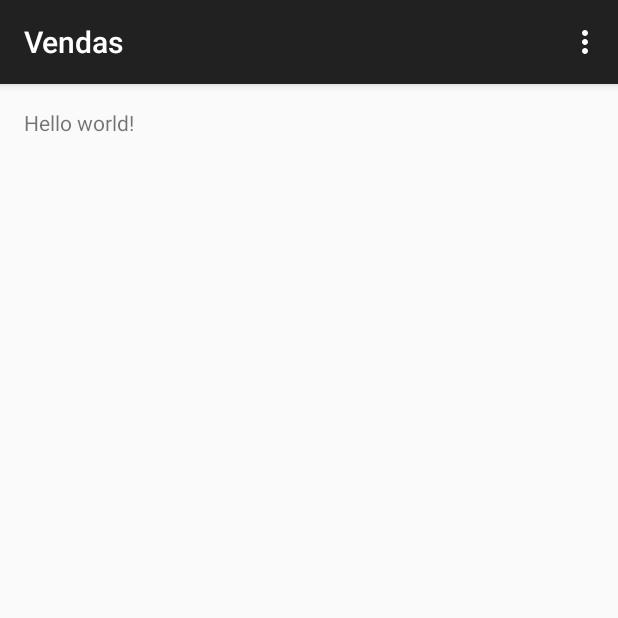
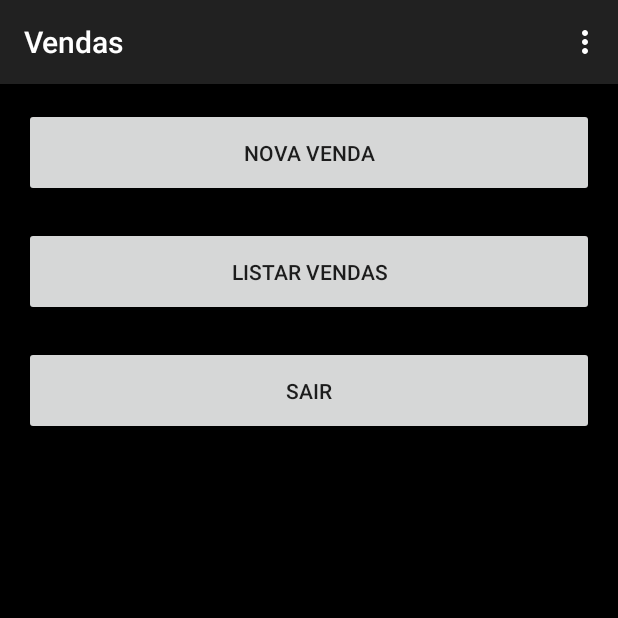
Before and after one commit to MarianaAthayde/AndroidCurso, an Android app: the screen it shows after launch (MainActivity), on a phone screen of 412 x 824 dp, the top half of it. Run offline under Robolectric (Android 15) with nearby library versions, the phone set to English and light mode, and no system bars.

Commit message:
Estrutura da Main e Nova Venda

```diff
--- a/app/src/main/AndroidManifest.xml
+++ b/app/src/main/AndroidManifest.xml
@@ -16,6 +16,10 @@
                 <category android:name="android.intent.category.LAUNCHER" />
             </intent-filter>
         </activity>
+        <activity
+            android:name=".NovaVendaActivity"
+            android:label="@string/title_activity_nova_venda" >
+        </activity>
     </application>
 
 </manifest>
--- a/app/src/main/java/br/com/mariana/vendas/MainActivity.java
+++ b/app/src/main/java/br/com/mariana/vendas/MainActivity.java
@@ -1,9 +1,13 @@
 package br.com.mariana.vendas;
 
+import android.content.Context;
+import android.content.Intent;
+import android.database.sqlite.SQLiteDatabase;
 import android.support.v7.app.ActionBarActivity;
 import android.os.Bundle;
 import android.view.Menu;
 import android.view.MenuItem;
+import android.view.View;
 
 
 public class MainActivity extends ActionBarActivity {
@@ -12,8 +16,30 @@ public class MainActivity extends ActionBarActivity {
     protected void onCreate(Bundle savedInstanceState) {
         super.onCreate(savedInstanceState);
         setContentView(R.layout.activity_main);
+
+        SQLiteDatabase db =  openOrCreateDatabase("vendas.db", Context.MODE_PRIVATE,null);
+
+
+        StringBuilder sqlProdutos = new StringBuilder();
+        sqlProdutos.append("CREATE TABLE IF NOT EXISTS [produtos](");
+        sqlProdutos.append("[_id] INTEGER PRIMARY KEY AUTOINCREMENT,");
+        sqlProdutos.append("nome varchar(100),");
+        sqlProdutos.append("preco DOUBLE(10,2));");
+        db.execSQL(sqlProdutos.toString());
+
+        StringBuilder sqlVendas = new StringBuilder();
+        sqlVendas.append("CREATE TABLE IF NOT EXISTS [vendas](");
+        sqlVendas.append("[_id] INTEGER PRIMARY KEY AUTOINCREMENT,");
+        sqlVendas.append("produto INTEGER,");
+        sqlVendas.append("preco DOUBLE(10,2),");
+        sqlVendas.append("la DOUBLE(10,9),");
+        sqlVendas.append("lo DOUBLE(10,9));");
+        db.execSQL(sqlVendas.toString());
     }
 
+    public void NovaVenda_Click(View view){
+        startActivity(new Intent(getBaseContext(),NovaVendaActivity.class));
+    }
 
     @Override
     public boolean onCreateOptionsMenu(Menu menu) {
--- a/app/src/main/res/layout/activity_main.xml
+++ b/app/src/main/res/layout/activity_main.xml
@@ -3,9 +3,43 @@
     android:layout_height="match_parent" android:paddingLeft="@dimen/activity_horizontal_margin"
     android:paddingRight="@dimen/activity_horizontal_margin"
     android:paddingTop="@dimen/activity_vertical_margin"
-    android:paddingBottom="@dimen/activity_vertical_margin" tools:context=".MainActivity">
+    android:paddingBottom="@dimen/activity_vertical_margin" tools:context=".MainActivity"
+    android:id="@+id/lt_Main"
+    android:background="#000000">
 
-    <TextView android:text="@string/hello_world" android:layout_width="wrap_content"
-        android:layout_height="wrap_content" />
+    <Button
+        android:layout_width="wrap_content"
+        android:layout_height="59dp"
+        android:text="Nova Venda"
+        android:id="@+id/bt_nvVenda"
+        android:onClick="NovaVenda_Click"
+        android:layout_alignParentTop="true"
+        android:layout_alignParentRight="true"
+        android:layout_alignParentEnd="true"
+        android:layout_alignParentLeft="true"
+        android:layout_alignParentStart="true" />
 
+    <Button
+        android:layout_width="wrap_content"
+        android:layout_height="59dp"
+        android:text="Listar Vendas"
+        android:id="@+id/bt_lsVendas"
+        android:layout_below="@+id/bt_nvVenda"
+        android:layout_alignParentLeft="true"
+        android:layout_alignParentStart="true"
+        android:layout_marginTop="20dp"
+        android:layout_alignParentRight="true"
+        android:layout_alignParentEnd="true" />
+
+    <Button
+        android:layout_width="wrap_content"
+        android:layout_height="59dp"
+        android:text="Sair"
+        android:id="@+id/bt_sair"
+        android:layout_below="@+id/bt_lsVendas"
+        android:layout_alignParentLeft="true"
+        android:layout_alignParentStart="true"
+        android:layout_marginTop="20dp"
+        android:layout_alignParentRight="true"
+        android:layout_alignParentEnd="true" />
 </RelativeLayout>
--- a/app/src/main/res/values/strings.xml
+++ b/app/src/main/res/values/strings.xml
@@ -3,4 +3,5 @@
 
     <string name="hello_world">Hello world!</string>
     <string name="action_settings">Settings</string>
+    <string name="title_activity_nova_venda">NovaVendaActivity</string>
 </resources>
```
Also changed, not shown: app/src/main/java/br/com/mariana/vendas/NovaVendaActivity.java (added, +42 -0 lines), app/src/main/res/layout/activity_nova_venda.xml (added, +93 -0 lines), app/src/main/res/menu/menu_nova_venda.xml (added, +7 -0 lines).
